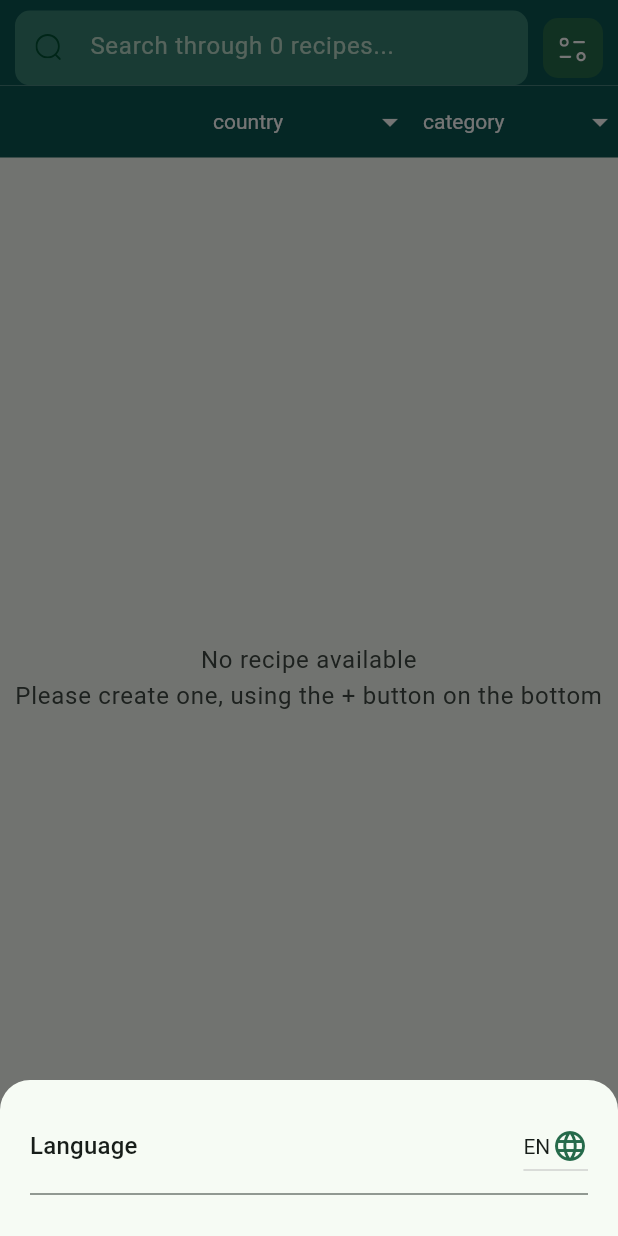
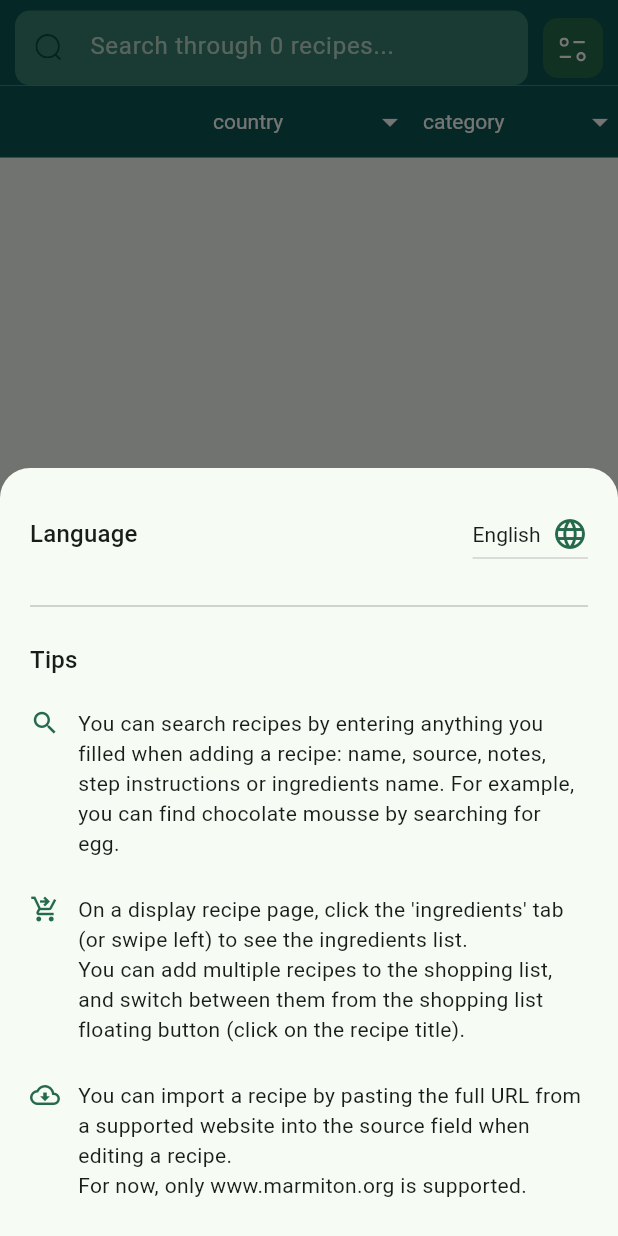
Before and after one commit to lenios/shefu, a Flutter app: the screen it shows after launch, after a tap on an icon or button, on a phone screen of 412 x 824 dp. Run offline on Flutter 3.47's test engine with Material 3 defaults, Android fonts, the light colour scheme and no system bars; our stand-ins replace country_picker, csv, flutter_form_builder, flutter_svg, go_router, image_picker and 2 more; missing offline and left inert: flag, fraction, google_mlkit_text_recognition; accounts and stored records are empty; generated files the repository leaves out were written again; statements that could not run were skipped.

Commit message:
feat: add tips to the settings modal (+fix modal refresh)

```diff
--- a/lib/l10n/app_en.arb
+++ b/lib/l10n/app_en.arb
@@ -98,10 +98,17 @@
           "importRecipe": "Import recipe",
           "importRecipeConfirmation": "Do you want to import the recipe from {url}? This will overwrite the current title, steps, and image!",
           "scrapeError": "Failed to import recipe data from the URL.",
-          "addToShoppingList": "Add to shopping list",
+          "checkIngredientsYouHave": "Check ingredients you already have:",
+          "addAllToShoppingList": "Add all ingredients\n to shopping list",
+          "addMissingToShoppingList": "Add missing ingredients\n to shopping list",
           "shoppingList": "Shopping list",
           "shoppingListEmpty": "Your shopping list is empty.",
           "clearList": "Clear list",
           "remove": "Remove",
-          "itemsAddedToShoppingList": "Items added to shopping list"
+          "itemsAddedToShoppingList": "Items added to shopping list",
+          "tips": "Tips",
+          "tipSearch": "You can search recipes by entering anything you filled when adding a recipe: name, source, notes, step instructions or ingredients name. For example, you can find chocolate mousse by searching for egg.",
+          "tipShoppingList": "On a display recipe page, click the 'ingredients' tab (or swipe left) to see the ingredients list.\nYou can add multiple recipes to the shopping list, and switch between them from the shopping list floating button (click on the recipe title).",
+          "tipImport": "You can import a recipe by pasting the full URL from a supported website into the source field when editing a recipe.\nFor now, only www.marmiton.org is supported.",
+          "tipNutritionalValues": "When editing an ingredient in a recipe, you can select a matching nutrient and factor. If you select both, nutritional values will be automatically computed and added to the recipe!"
 }
--- a/lib/l10n/app_fr.arb
+++ b/lib/l10n/app_fr.arb
@@ -98,10 +98,17 @@
           "importRecipe": "Importer la recette",
           "importRecipeConfirmation": "Voulez-vous importer la recette depuis {url}? Cela écrasera le titre, les étapes et l'image.",
           "scrapeError": "Échec d'importation de la recette depuis l'URL.",
-          "addToShoppingList": "Ajouter à la liste de courses",
+          "checkIngredientsYouHave": "Cochez les ingrédients que vous avez déjà :",
+          "addAllToShoppingList": "Ajouter tous les ingredients\n à la liste de courses",
+          "addMissingToShoppingList": "Ajouter les ingredients manquants\nà la liste de courses",
           "shoppingList": "Liste de courses",
           "shoppingListEmpty": "Votre liste de courses est vide.",
           "clearList": "Vider la liste",
           "remove": "Retirer",
-          "itemsAddedToShoppingList": "Articles ajoutés à la liste de courses"
+          "itemsAddedToShoppingList": "Articles ajoutés à la liste de courses",
+          "tips": "Astuces",
+          "tipSearch": "Vous pouvez rechercher des recettes en saisissant n'importe quelle information saisie: nom, source, notes, instructions ou ingrédients. Par exemple, vous pouvez trouver une recette de mousse au chocolat en recherchant œuf.",
+          "tipShoppingList": "Sur la page d'une recette, cliquez sur l'onglet 'ingrédients' (ou balayez vers la gauche) pour voir la liste des ingrédients.\nVous pouvez ajouter plusieurs recettes à la liste de courses, et basculer entre elles depuis le bouton flottant de la liste de courses (cliquez sur le titre de la recette).",
+          "tipImport": "Vous pouvez importer une recette en collant l'URL complète d'un site web supporté dans le champ source lors de l'édition d'une recette.\nPour l'instant, seul www.marmiton.org est pris en charge.",
+          "tipNutritionalValues": "Lors de l'édition d'un ingrédient dans une recette, vous pouvez sélectionner un nutriment correspondant et un facteur. Si vous sélectionnez les deux, les valeurs nutritionnelles seront automatiquement calculées et ajoutées à la recette !"
 }
--- a/lib/l10n/app_localizations.dart
+++ b/lib/l10n/app_localizations.dart
@@ -681,11 +681,23 @@ abstract class AppLocalizations {
   /// **'Failed to import recipe data from the URL.'**
   String get scrapeError;
 
-  /// No description provided for @addToShoppingList.
+  /// No description provided for @checkIngredientsYouHave.
   ///
   /// In en, this message translates to:
-  /// **'Add to shopping list'**
-  String get addToShoppingList;
+  /// **'Check ingredients you already have:'**
+  String get checkIngredientsYouHave;
+
+  /// No description provided for @addAllToShoppingList.
+  ///
+  /// In en, this message translates to:
+  /// **'Add all ingredients\n to shopping list'**
+  String get addAllToShoppingList;
+
+  /// No description provided for @addMissingToShoppingList.
+  ///
+  /// In en, this message translates to:
+  /// **'Add missing ingredients\n to shopping list'**
+  String get addMissingToShoppingList;
 
   /// No description provided for @shoppingListEmpty.
   ///
@@ -710,6 +722,36 @@ abstract class AppLocalizations {
   /// In en, this message translates to:
   /// **'Items added to shopping list'**
   String get itemsAddedToShoppingList;
+
+  /// No description provided for @tips.
+  ///
+  /// In en, this message translates to:
+  /// **'Tips'**
+  String get tips;
+
+  /// No description provided for @tipSearch.
+  ///
+  /// In en, this message translates to:
+  /// **'You can search recipes by entering anything you filled when adding a recipe: name, source, notes, step instructions or ingredients name. For example, you can find chocolate mousse by searching for egg.'**
+  String get tipSearch;
+
+  /// No description provided for @tipShoppingList.
+  ///
+  /// In en, this message translates to:
+  /// **'On a display recipe page, click the \'ingredients\' tab (or swipe left) to see the ingredients list.\nYou can add multiple recipes to the shopping list, and switch between them from the shopping list floating button (click on the recipe title).'**
+  String get tipShoppingList;
+
+  /// No description provided for @tipImport.
+  ///
+  /// In en, this message translates to:
+  /// **'You can import a recipe by pasting the full URL from a supported website into the source field when editing a recipe.\nFor now, only www.marmiton.org is supported.'**
+  String get tipImport;
+
+  /// No description provided for @tipNutritionalValues.
+  ///
+  /// In en, this message translates to:
+  /// **'When editing an ingredient in a recipe, you can select a matching nutrient and factor. If you select both, nutritional values will be automatically computed and added to the recipe!'**
+  String get tipNutritionalValues;
 }
 
 class _AppLocalizationsDelegate extends LocalizationsDelegate<AppLocalizations> {
--- a/lib/l10n/app_localizations_en.dart
+++ b/lib/l10n/app_localizations_en.dart
@@ -306,7 +306,13 @@ class AppLocalizationsEn extends AppLocalizations {
   String get scrapeError => 'Failed to import recipe data from the URL.';
 
   @override
-  String get addToShoppingList => 'Add to shopping list';
+  String get checkIngredientsYouHave => 'Check ingredients you already have:';
+
+  @override
+  String get addAllToShoppingList => 'Add all ingredients\n to shopping list';
+
+  @override
+  String get addMissingToShoppingList => 'Add missing ingredients\n to shopping list';
 
   @override
   String get shoppingListEmpty => 'Your shopping list is empty.';
@@ -319,4 +325,19 @@ class AppLocalizationsEn extends AppLocalizations {
 
   @override
   String get itemsAddedToShoppingList => 'Items added to shopping list';
+
+  @override
+  String get tips => 'Tips';
+
+  @override
+  String get tipSearch => 'You can search recipes by entering anything you filled when adding a recipe: name, source, notes, step instructions or ingredients name. For example, you can find chocolate mousse by searching for egg.';
+
+  @override
+  String get tipShoppingList => 'On a display recipe page, click the \'ingredients\' tab (or swipe left) to see the ingredients list.\nYou can add multiple recipes to the shopping list, and switch between them from the shopping list floating button (click on the recipe title).';
+
+  @override
+  String get tipImport => 'You can import a recipe by pasting the full URL from a supported website into the source field when editing a recipe.\nFor now, only www.marmiton.org is supported.';
+
+  @override
+  String get tipNutritionalValues => 'When editing an ingredient in a recipe, you can select a matching nutrient and factor. If you select both, nutritional values will be automatically computed and added to the recipe!';
 }
--- a/lib/l10n/app_localizations_fr.dart
+++ b/lib/l10n/app_localizations_fr.dart
@@ -306,7 +306,13 @@ class AppLocalizationsFr extends AppLocalizations {
   String get scrapeError => 'Échec d\'importation de la recette depuis l\'URL.';
 
   @override
-  String get addToShoppingList => 'Ajouter à la liste de courses';
+  String get checkIngredientsYouHave => 'Cochez les ingrédients que vous avez déjà :';
+
+  @override
+  String get addAllToShoppingList => 'Ajouter tous les ingredients\n à la liste de courses';
+
+  @override
+  String get addMissingToShoppingList => 'Ajouter les ingredients manquants\nà la liste de courses';
 
   @override
   String get shoppingListEmpty => 'Votre liste de courses est vide.';
@@ -319,4 +325,19 @@ class AppLocalizationsFr extends AppLocalizations {
 
   @override
   String get itemsAddedToShoppingList => 'Articles ajoutés à la liste de courses';
+
+  @override
+  String get tips => 'Astuces';
+
+  @override
+  String get tipSearch => 'Vous pouvez rechercher des recettes en saisissant n\'importe quelle information saisie: nom, source, notes, instructions ou ingrédients. Par exemple, vous pouvez trouver une recette de mousse au chocolat en recherchant œuf.';
+
+  @override
+  String get tipShoppingList => 'Sur la page d\'une recette, cliquez sur l\'onglet \'ingrédients\' (ou balayez vers la gauche) pour voir la liste des ingrédients.\nVous pouvez ajouter plusieurs recettes à la liste de courses, et basculer entre elles depuis le bouton flottant de la liste de courses (cliquez sur le titre de la recette).';
+
+  @override
+  String get tipImport => 'Vous pouvez importer une recette en collant l\'URL complète d\'un site web supporté dans le champ source lors de l\'édition d\'une recette.\nPour l\'instant, seul www.marmiton.org est pris en charge.';
+
+  @override
+  String get tipNutritionalValues => 'Lors de l\'édition d\'un ingrédient dans une recette, vous pouvez sélectionner un nutriment correspondant et un facteur. Si vous sélectionnez les deux, les valeurs nutritionnelles seront automatiquement calculées et ajoutées à la recette !';
 }
--- /dev/null
+++ b/lib/l10n/l10n_utils.dart
@@ -0,0 +1,10 @@
+// Helper function to show proper language names
+String getLanguageDisplayName(String languageCode) {
+  final Map<String, String> languageNames = {
+    'en': 'English',
+    'fr': 'Français',
+    'hu': 'Magyar',
+    'ja': '日本語',
+  };
+  return languageNames[languageCode] ?? languageCode.toUpperCase();
+}
--- a/lib/viewmodels/display_recipe_viewmodel.dart
+++ b/lib/viewmodels/display_recipe_viewmodel.dart
@@ -69,6 +69,18 @@ class DisplayRecipeViewModel extends ChangeNotifier {
         }
       }
     }
+  }
+
+  bool anyItemsChecked() {
+    if (recipe == null) return false;
+
+    final allIngredients =
+        recipe!.steps
+            .expand((step) => step.ingredients)
+            .map((ingredient) => ingredient.name)
+            .toList();
+
+    return allIngredients.any((name) => basket[name] == true);
   }
 
   Future<void> deleteRecipe() async {
--- a/lib/widgets/open_modal_settings_button.dart
+++ b/lib/widgets/open_modal_settings_button.dart
@@ -2,44 +2,59 @@ import 'package:flutter/material.dart';
 import 'package:flutter_svg/svg.dart';
 import 'package:shefu/main.dart';
 import 'package:shefu/utils/app_color.dart';
+import 'package:shefu/l10n/app_localizations.dart';
+import 'package:shefu/l10n/l10n_utils.dart';
 
-import '../l10n/app_localizations.dart';
-
-Widget openModalSettingsButton(
-  BuildContext context,
-  ThemeData theme,
-  AppLocalizations localization,
-) {
+Widget openModalSettingsButton(BuildContext context, ThemeData theme, [AppLocalizations? l10n]) {
   return GestureDetector(
     onTap: () {
+      _showSettingsModal(context, theme);
+    },
+    child: Container(
+      width: 40,
+      height: 40,
+      alignment: Alignment.center,
+      decoration: BoxDecoration(
+        borderRadius: BorderRadius.circular(10),
+        color: AppColor.colorScheme.primary,
+      ),
+      child: SvgPicture.asset(
+        'assets/icons/filter.svg',
+        colorFilter: ColorFilter.mode(AppColor.colorScheme.onPrimary, BlendMode.srcIn),
+        width: 24,
+        height: 24,
+      ),
+    ),
+  );
+}
+
+void _showSettingsModal(BuildContext context, ThemeData theme) {
   showModalBottomSheet(
-        isScrollControlled: true, // Allow sheet to take more height if needed
+    isScrollControlled: true,
     context: context,
     backgroundColor: theme.dialogBackgroundColor,
     shape: const RoundedRectangleBorder(
-          borderRadius: BorderRadius.only(
-            topLeft: Radius.circular(20),
-            topRight: Radius.circular(20),
-          ),
+      borderRadius: BorderRadius.only(topLeft: Radius.circular(20), topRight: Radius.circular(20)),
     ),
     builder: (context) {
+      return StatefulBuilder(
+        builder: (BuildContext context, StateSetter setModalState) {
+          final l10n = AppLocalizations.of(context)!;
           String currentLanguage = Localizations.localeOf(context).languageCode;
 
-          String? selectedGender;
-          bool isVegan = false;
-          bool isGlutenFree = false;
-
-          return StatefulBuilder(
-            builder: (BuildContext context, StateSetter setModalState) {
           return Padding(
-                padding: const EdgeInsets.all(20.0),
+            padding: const EdgeInsets.all(20.0).copyWith(
+              // Add padding for safe area
+              bottom: MediaQuery.of(context).viewInsets.bottom + 20.0,
+            ),
             child: Wrap(
+              runSpacing: 16.0, // Spacing between sections
               children: [
                 // Language Selection
                 Row(
                   mainAxisAlignment: MainAxisAlignment.spaceBetween,
                   children: [
-                        Text(localization.language, style: theme.textTheme.titleMedium),
+                    Text(l10n.language, style: theme.textTheme.titleMedium),
                     DropdownButton<String>(
                       style: TextStyle(
                         color: theme.colorScheme.onSurface,
@@ -50,17 +65,20 @@ Widget openModalSettingsButton(
                           AppLocalizations.supportedLocales.map((l) => l.languageCode).map((
                             String item,
                           ) {
-                                return DropdownMenuItem<String>(
-                                  value: item,
-                                  child: Text(item.toUpperCase()),
-                                );
+                            String displayName = getLanguageDisplayName(item);
+                            return DropdownMenuItem<String>(value: item, child: Text(displayName));
                           }).toList(),
-                          onChanged: (String? newValue) {
+                      onChanged: (String? newValue) async {
                         if (newValue != null && newValue != currentLanguage) {
-                              MyApp.setLocale(context, Locale(newValue));
-                              setModalState(() {
-                                currentLanguage = newValue;
-                              });
+                          // Close the current modal first
+                          Navigator.pop(context);
+                          await MyApp.setLocale(context, Locale(newValue));
+                          // Small delay to ensure locale change is applied
+                          await Future.delayed(const Duration(milliseconds: 100));
+                          // Reopen the modal with the new language
+                          if (context.mounted) {
+                            _showSettingsModal(context, theme);
+                          }
                         }
                       },
                       value: currentLanguage,
@@ -69,10 +87,17 @@ Widget openModalSettingsButton(
                   ],
                 ),
 
-                    Divider(color: theme.dividerColor),
+                const Divider(),
+
+                Text(l10n.tips, style: theme.textTheme.titleMedium),
+                _buildTipTile(theme, Icons.search, l10n.tipSearch),
+                _buildTipTile(theme, Icons.shopping_cart_checkout, l10n.tipShoppingList),
+                _buildTipTile(theme, Icons.cloud_download_outlined, l10n.tipImport),
+
+                // Add commented-out sections back here if needed
 
                 // // Profile Settings Title
-                    // Text(AppLocalizations.of(context)!.profileSettings,
+                // Text(l10n.profileSettings, // Use l10n here
                 //     style: theme.textTheme.titleLarge),
 
                 // // Gender Selection
@@ -80,10 +105,10 @@ Widget openModalSettingsButton(
                 // Row(
                 //   mainAxisAlignment: MainAxisAlignment.spaceEvenly,
                 //   children: [
-                    //     Text(localization.gender,
+                //     Text(l10n.gender, // Use l10n here
                 //         style: theme.textTheme.titleMedium),
                 //     ChoiceChip(
-                    //       label: Text(localization.male),
+                //       label: Text(l10n.male), // Use l10n here
                 //       selected: selectedGender == 'male',
                 //       onSelected: (selected) {
                 //         setModalState(() {
@@ -93,7 +118,7 @@ Widget openModalSettingsButton(
                 //       },
                 //     ),
                 //     ChoiceChip(
-                    //       label: Text(localization.female),
+                //       label: Text(l10n.female), // Use l10n here
                 //       selected: selectedGender == 'female',
                 //       onSelected: (selected) {
                 //         setModalState(() {
@@ -103,7 +128,7 @@ Widget openModalSettingsButton(
                 //       },
                 //     ),
                 //     ChoiceChip(
-                    //       label: Text(localization.other),
+                //       label: Text(l10n.other), // Use l10n here
                 //       selected: selectedGender == 'other',
                 //       onSelected: (selected) {
                 //         setModalState(() {
@@ -118,10 +143,10 @@ Widget openModalSettingsButton(
                 // Divider(color: theme.dividerColor),
 
                 // // Dietary Restrictions
-                    // Text(localization.dietaryRestrictions,
+                // Text(l10n.dietaryRestrictions, // Use l10n here
                 //     style: theme.textTheme.titleMedium),
                 // SwitchListTile(
-                    //   title: Text(localization.vegan),
+                //   title: Text(l10n.vegan), // Use l10n here
                 //   value: isVegan,
                 //   onChanged: (bool value) {
                 //     setModalState(() {
@@ -134,7 +159,7 @@ Widget openModalSettingsButton(
                 //           isVegan ? Colors.green : theme.iconTheme.color),
                 // ),
                 // SwitchListTile(
-                    //   title: Text(localization.glutenFree),
+                //   title: Text(l10n.glutenFree), // Use l10n here
                 //   value: isGlutenFree,
                 //   onChanged: (bool value) {
                 //     setModalState(() {
@@ -151,7 +176,7 @@ Widget openModalSettingsButton(
                 // SizedBox(height: 20),
                 // ElevatedButton(
                 //   onPressed: () => Navigator.pop(context),
-                    //   child: Text(AppLocalizations.of(context)!.close),
+                //   child: Text(l10n.close), // Use l10n here
                 // ),
               ],
             ),
@@ -160,24 +185,18 @@ Widget openModalSettingsButton(
       );
     },
   );
-    },
-    child: Container(
-      width: 40, // Slightly larger tap target
-      height: 40,
-      alignment: Alignment.center,
-      decoration: BoxDecoration(
-        borderRadius: BorderRadius.circular(10),
-        color: AppColor.colorScheme.primary, // Use theme color
-      ),
-      child: SvgPicture.asset(
-        'assets/icons/filter.svg',
-        colorFilter: ColorFilter.mode(
-          AppColor.colorScheme.onPrimary,
-          BlendMode.srcIn,
-        ), // Use theme color
-        width: 24, // Explicit size
-        height: 24,
-      ),
+}
+
+Widget _buildTipTile(ThemeData theme, IconData icon, String text) {
+  return Padding(
+    padding: const EdgeInsets.symmetric(vertical: 4.0),
+    child: Row(
+      crossAxisAlignment: CrossAxisAlignment.start,
+      children: [
+        Icon(icon, size: 20.0, color: theme.colorScheme.primary),
+        const SizedBox(width: 12.0),
+        Expanded(child: Text(text, style: theme.textTheme.bodyMedium)),
+      ],
     ),
   );
 }
--- a/pubspec.yaml
+++ b/pubspec.yaml
@@ -4,7 +4,7 @@ description: Offline recipes manager
 # pub.dev using `flutter pub publish`. This is preferred for private packages.
 publish_to: 'none' # Remove this line if you wish to publish to pub.dev
 
-version: 2.2.0+15
+version: 2.3.0+16
 
 environment:
   sdk: ^3.7.2
```
Also changed, not shown: lib/l10n/app_hu.arb (+10 -4 lines), lib/l10n/app_ja.arb (+9 -4 lines), lib/l10n/app_localizations_hu.dart (+24 -3 lines), lib/l10n/app_localizations_ja.dart (+22 -1 lines), lib/views/display_recipe.dart (+9 -2 lines), lib/views/home.dart (+0 -21 lines). Lines whose indentation alone changed are shown as unchanged.
